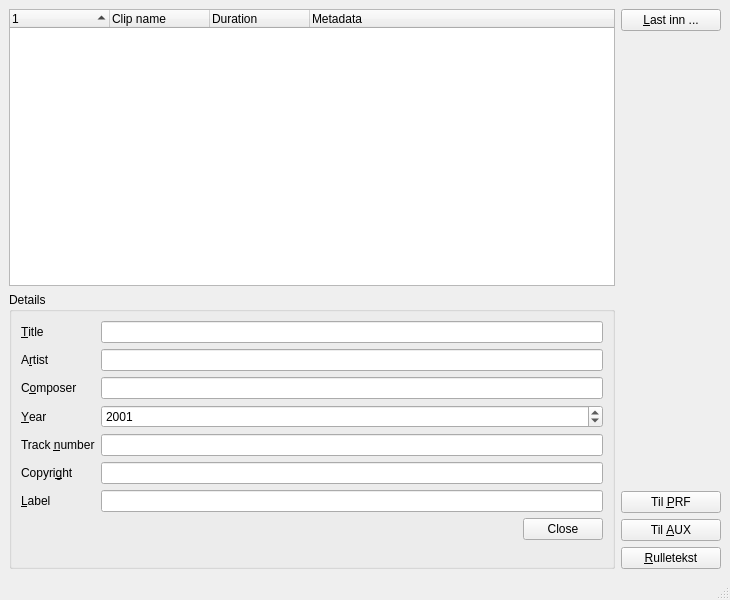
Above: src/gui/pling-plong-odometer.ui from havardgulldahl/pling-plong-odometer before the change. Below: the same form after it.
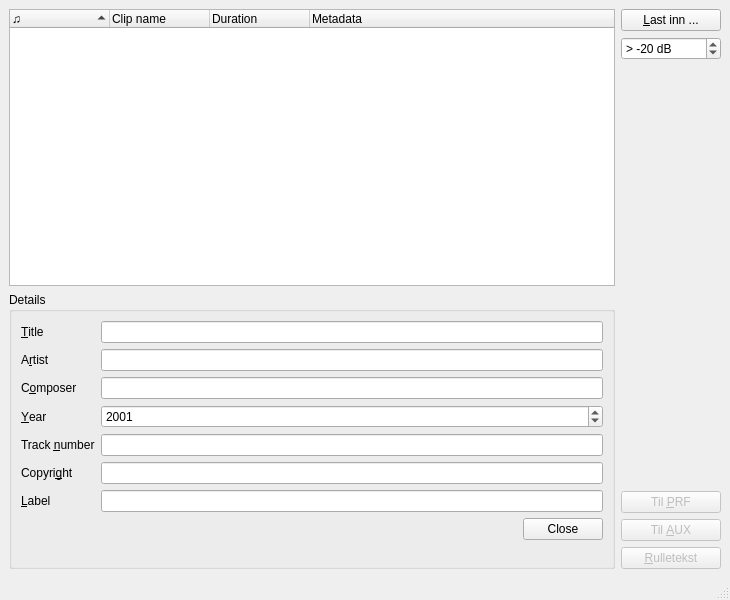
That is the form after the change.

Commit message: adding decibel threshold spinbox to gui

What changed in the file:
```diff
--- a/src/gui/pling-plong-odometer.ui
+++ b/src/gui/pling-plong-odometer.ui
@@ -52,7 +52,7 @@
         </property>
         <column>
          <property name="text">
-          <string/>
+          <string>♫</string>
          </property>
         </column>
         <column>
@@ -209,6 +209,25 @@
         </property>
        </widget>
       </item>
+      <item>
+       <widget class="QSpinBox" name="volumeThreshold">
+        <property name="suffix">
+         <string> dB</string>
+        </property>
+        <property name="prefix">
+         <string>&gt; </string>
+        </property>
+        <property name="minimum">
+         <number>-60</number>
+        </property>
+        <property name="maximum">
+         <number>9</number>
+        </property>
+        <property name="value">
+         <number>-20</number>
+        </property>
+       </widget>
+      </item>
       <item>
        <widget class="QLabel" name="metadata">
         <property name="sizePolicy">
@@ -249,6 +268,9 @@
       </item>
       <item>
        <widget class="QPushButton" name="PRFButton">
+        <property name="enabled">
+         <bool>false</bool>
+        </property>
         <property name="text">
          <string>Til &amp;PRF</string>
         </property>
@@ -256,6 +278,9 @@
       </item>
       <item>
        <widget class="QPushButton" name="AUXButton">
+        <property name="enabled">
+         <bool>false</bool>
+        </property>
         <property name="text">
          <string>Til &amp;AUX</string>
         </property>
@@ -263,6 +288,9 @@
       </item>
       <item>
        <widget class="QPushButton" name="creditsButton">
+        <property name="enabled">
+         <bool>false</bool>
+        </property>
         <property name="text">
          <string>&amp;Rulletekst</string>
         </property>
```
The commit also changes 3 other files.
